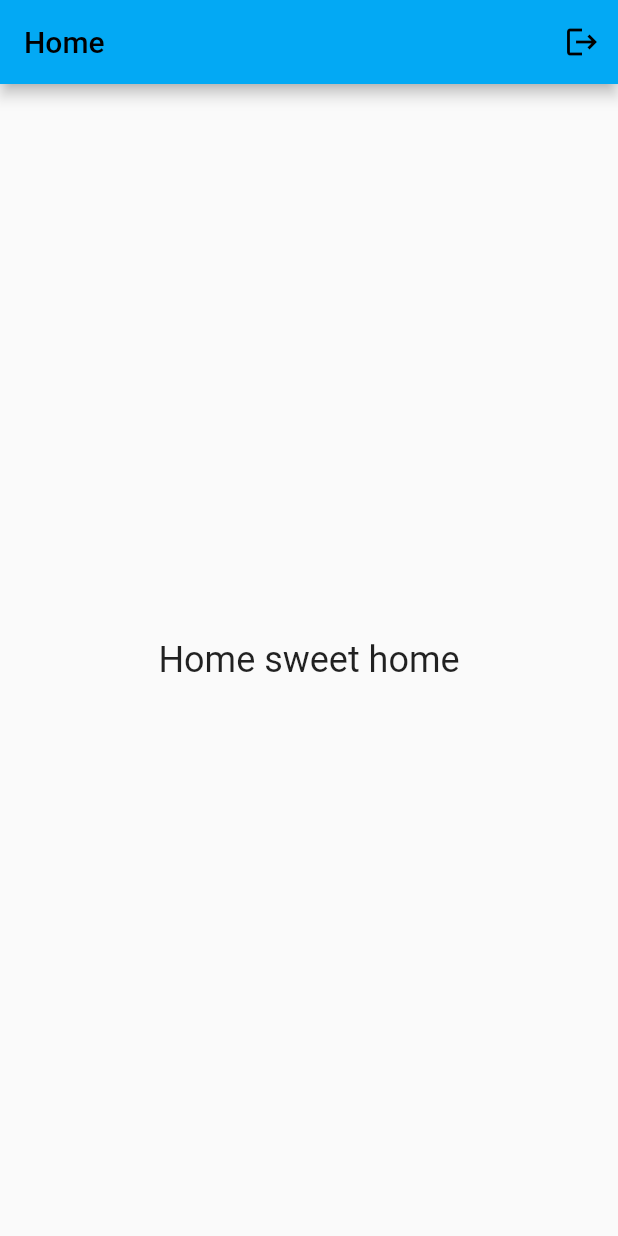
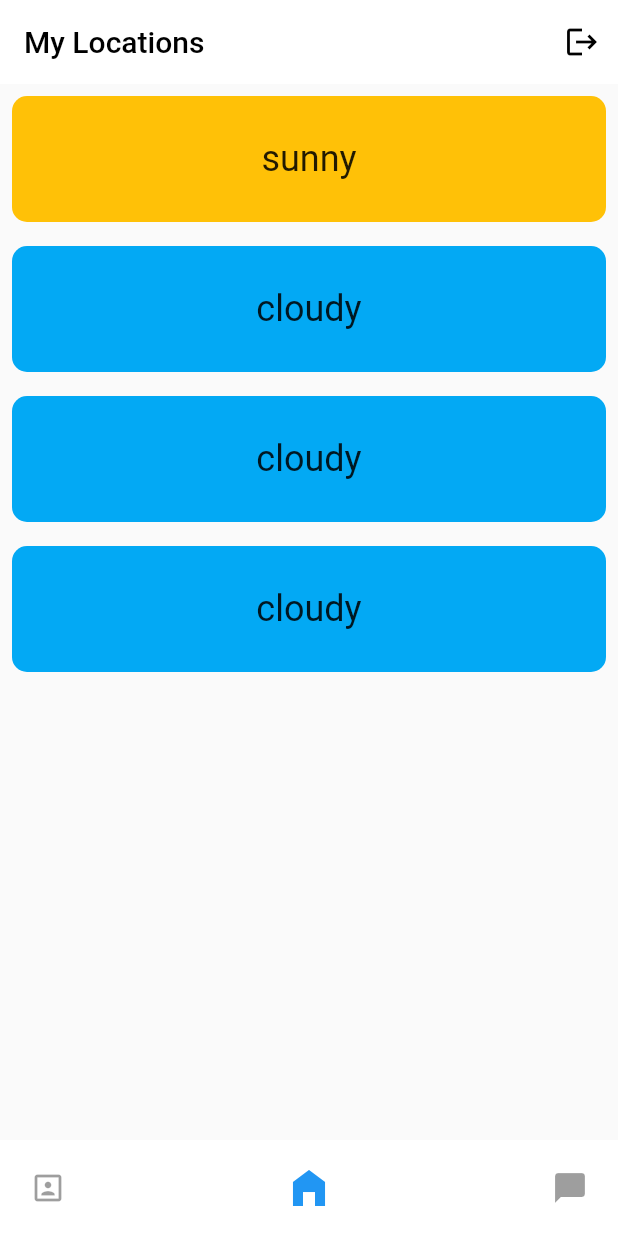
Before and after one commit to corneliudascalu/my-weather, a Flutter app: the screen it shows once a user with an empty profile is signed in, on a phone screen of 412 x 824 dp. Run offline on Flutter 3.47's test engine with Material 2 defaults, Android fonts, the phone set to English and light mode, and no system bars; our stand-ins replace firebase_auth, firebase_core, flutter_bloc; accounts and stored records are empty; generated files the repository leaves out were written again.

Commit message:
Stub implementation for locations list

```diff
--- a/lib/home/home.dart
+++ b/lib/home/home.dart
@@ -1,5 +1,6 @@
 import 'package:flutter/material.dart';
 import 'package:flutter_bloc/flutter_bloc.dart';
+import 'package:weather/home/weather_bloc.dart';
 import 'package:weather/sign_in/auth_bloc.dart';
 
 class Home extends StatelessWidget {
@@ -7,7 +8,8 @@ class Home extends StatelessWidget {
 
   @override
   Widget build(BuildContext context) {
-    return _HomeScreen(key: key);
+    return BlocProvider<WeatherBloc>(
+        create: (context) => WeatherBloc(), child: _HomeScreen(key: key));
   }
 }
 
@@ -16,13 +18,34 @@ class _HomeScreen extends StatelessWidget {
 
   @override
   Widget build(BuildContext context) {
-    return BlocConsumer<AuthBloc, SignInState>(
-      listener: (context, state) {
-        // TODO
-      },
+    return BlocConsumer<WeatherBloc, WeatherState>(
+      listener: (context, state) {},
       builder: (context, state) => Scaffold(
+        bottomNavigationBar: BottomAppBar(
+          color: Colors.white,
+          elevation: 0,
+          child: Padding(
+            padding: const EdgeInsets.all(8.0),
+            child: Row(
+              mainAxisAlignment: MainAxisAlignment.spaceBetween,
+              children: const [
+                IconButton(onPressed: null, icon: Icon(Icons.portrait)),
+                IconButton(
+                    onPressed: null,
+                    icon: Icon(
+                      Icons.home_filled,
+                      size: 32,
+                      color: Colors.blue,
+                    )),
+                IconButton(onPressed: null, icon: Icon(Icons.chat_bubble))
+              ],
+            ),
+          ),
+        ),
         appBar: AppBar(
-          title: const Text("Home"),
+          title: const Text("My Locations"),
+          backgroundColor: Colors.white,
+          elevation: 0,
           actions: [
             IconButton(
                 onPressed: () {
@@ -31,13 +54,48 @@ class _HomeScreen extends StatelessWidget {
                 icon: const Icon(Icons.logout))
           ],
         ),
-        body: const Center(
-          child: Text(
-            "Home sweet home",
-            style: TextStyle(fontSize: 24),
-          ),
+        body: Center(
+          child: buildBody(context, state),
         ),
       ),
     );
   }
+
+  Widget buildBody(BuildContext context, WeatherState state) {
+    if (state is LoadedLocations) {
+      return ListView.builder(
+        itemCount: state.locations.length,
+        itemBuilder: (context, index) {
+          var location = state.locations[index];
+          return LimitedBox(
+            maxHeight: 100,
+            child: Padding(
+              padding: const EdgeInsets.all(8.0),
+              child: Container(
+                decoration: ShapeDecoration(
+                    color: location.weather == "sunny"
+                        ? Colors.amber
+                        : Colors.lightBlue,
+                    shape: const RoundedRectangleBorder(
+                        borderRadius: BorderRadius.all(Radius.circular(10)))),
+                constraints: const BoxConstraints.expand(),
+                child: Center(
+                  child: Text(location.weather,
+                      style: const TextStyle(
+                        fontSize: 24,
+                      )),
+                ),
+              ),
+            ),
+          );
+        },
+      );
+    } else {
+      context.read<WeatherBloc>().add(OnGetLocationsList());
+      return const Text(
+        "Home sweet home",
+        style: TextStyle(fontSize: 24),
+      );
+    }
+  }
 }
--- /dev/null
+++ b/lib/home/weather_bloc.dart
@@ -0,0 +1,45 @@
+import 'package:flutter_bloc/flutter_bloc.dart';
+
+class Location {
+  String weather = "cloudy";
+
+  Location({this.weather = "cloudy"});
+
+  @override
+  String toString() {
+    return weather;
+  }
+}
+
+abstract class WeatherState {}
+
+class SampleState extends WeatherState {
+  List<Location> locations = List.empty();
+
+  SampleState({required this.locations});
+}
+
+class LoadedLocations extends WeatherState {
+  List<Location> locations = List.empty();
+
+  LoadedLocations({required this.locations});
+}
+
+abstract class WeatherEvent {}
+
+class OnGetLocationsList extends WeatherEvent {}
+
+class WeatherBloc extends Bloc<WeatherEvent, WeatherState> {
+  WeatherBloc() : super(SampleState(locations: List.of({Location()}))) {
+    on<OnGetLocationsList>((event, emit) async {
+      await Future.delayed(const Duration(seconds: 2));
+      emit(LoadedLocations(
+          locations: List.of({
+        Location(weather: "sunny"),
+        Location(weather: "cloudy"),
+        Location(weather: "cloudy"),
+        Location(weather: "cloudy"),
+      })));
+    });
+  }
+}
--- a/lib/main.dart
+++ b/lib/main.dart
@@ -7,6 +7,7 @@ import 'package:weather/firebase_options.dart';
 import 'package:weather/home/home.dart';
 import 'package:weather/sign_in/auth_bloc.dart';
 import 'package:weather/sign_in/sign_in.dart';
+import 'package:weather/sign_in/sign_up.dart';
 import 'package:weather/sign_in/user_repository.dart';
 import 'package:weather/splash.dart';
 
@@ -36,6 +37,7 @@ class MyApp extends StatelessWidget {
         routes: {
           "/launcher": (context) => const Launcher(),
           "/sign-in": (context) => const SignIn(),
+          "/sign-up": (context) => const SignUp(),
         },
         title: 'My Weather',
         theme: ThemeData(primarySwatch: Colors.lightBlue),
--- a/lib/sign_in/auth_bloc.dart
+++ b/lib/sign_in/auth_bloc.dart
@@ -4,6 +4,8 @@ import 'package:flutter_bloc/flutter_bloc.dart';
 abstract class SignInState {}
 
 class NavigateToSignIn extends SignInState {}
+
+class NavigateToSignUp extends SignInState {}
 
 class SignedIn extends SignInState {
   final String? email;
@@ -22,6 +24,8 @@ class SignedOut extends SignInState {}
 abstract class SignInEvent {}
 
 class GoToSignInPressed extends SignInEvent {}
+
+class GoToSignUpPressed extends SignInEvent {}
 
 class SignUpPressed extends SignInEvent {}
 
@@ -58,5 +62,6 @@ class AuthBloc extends Bloc<SignInEvent, SignInState> {
         emit(SignedOut());
       },
     );
+    on<GoToSignUpPressed>((event, emit) => emit(NavigateToSignUp()));
   }
 }
--- /dev/null
+++ b/lib/sign_in/sign_up.dart
@@ -0,0 +1,18 @@
+import 'package:flutter/material.dart';
+
+class SignUp extends StatelessWidget {
+  const SignUp({Key? key}) : super(key: key);
+
+  @override
+  Widget build(BuildContext context) {
+    return Scaffold(
+      appBar: AppBar(
+        title: const Text("Sign Up"),
+        backgroundColor: Colors.white,
+      ),
+      body: const Center(
+        child: Text("Under construction"),
+      ),
+    );
+  }
+}
--- a/lib/splash.dart
+++ b/lib/splash.dart
@@ -32,9 +32,9 @@ class _SplashScreenWidget extends StatelessWidget {
           return FutureBuilder<bool>(
               future: _delay(),
               builder: (context, snapshot) {
-              if(!snapshot.hasData){
+                if (!snapshot.hasData) {
                   return _buildCenterWidget(radius);
-              }else {
+                } else {
                   return Stack(
                     children: [
                       Padding(
@@ -45,8 +45,7 @@ class _SplashScreenWidget extends StatelessWidget {
                     ],
                   );
                 }
-            }
-          );
+              });
         } else {
           return _buildCenterWidget(radius);
         }
@@ -54,6 +53,8 @@ class _SplashScreenWidget extends StatelessWidget {
       listener: (context, state) {
         if (state is NavigateToSignIn) {
           Navigator.pushNamed(context, "/sign-in");
+        } else if (state is NavigateToSignUp) {
+          Navigator.pushNamed(context, "/sign-up");
         }
       },
       buildWhen: (previous, current) {
@@ -81,7 +82,7 @@ class _SplashScreenWidget extends StatelessWidget {
                     backgroundColor: const Color(0xFF4cd964))),
             vertical16,
             OutlinedButton(
-              onPressed: () => context.read<AuthBloc>().add(SignUpPressed()),
+              onPressed: () => context.read<AuthBloc>().add(GoToSignUpPressed()),
               child: const Text(
                 "Sign Up",
                 style: TextStyle(color: Colors.white),
```
Lines whose indentation alone changed are shown as unchanged.
